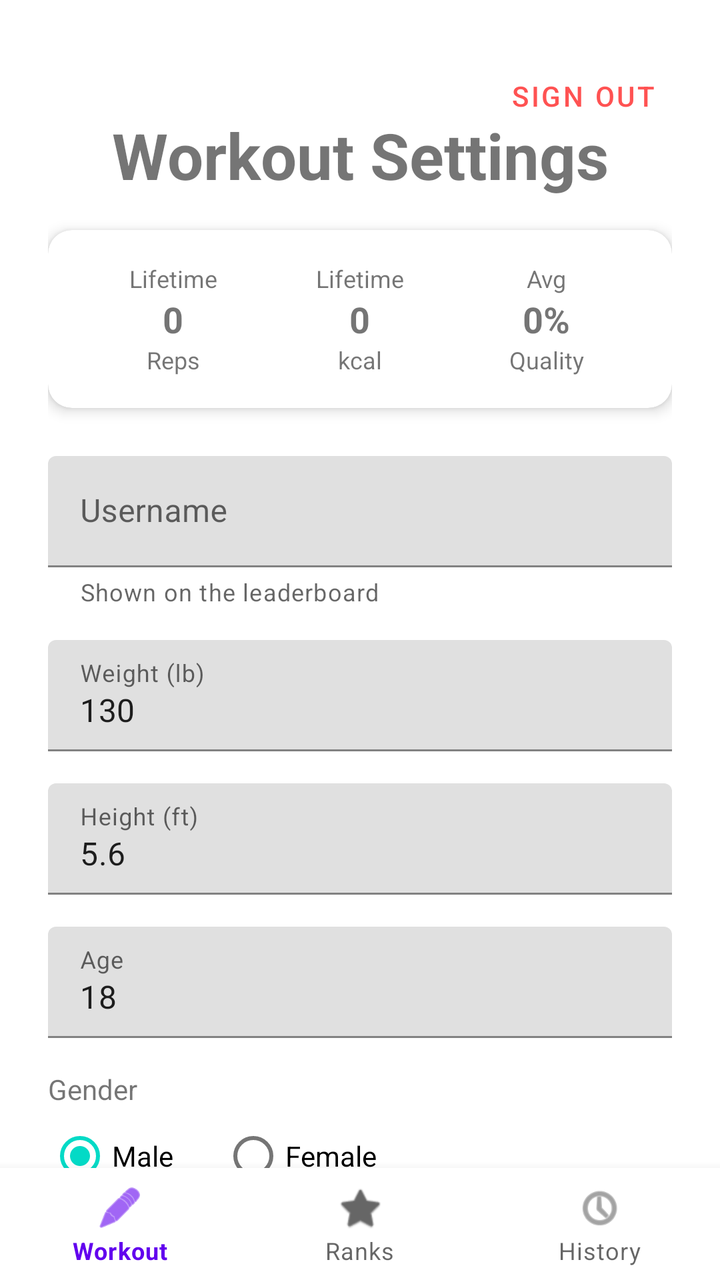
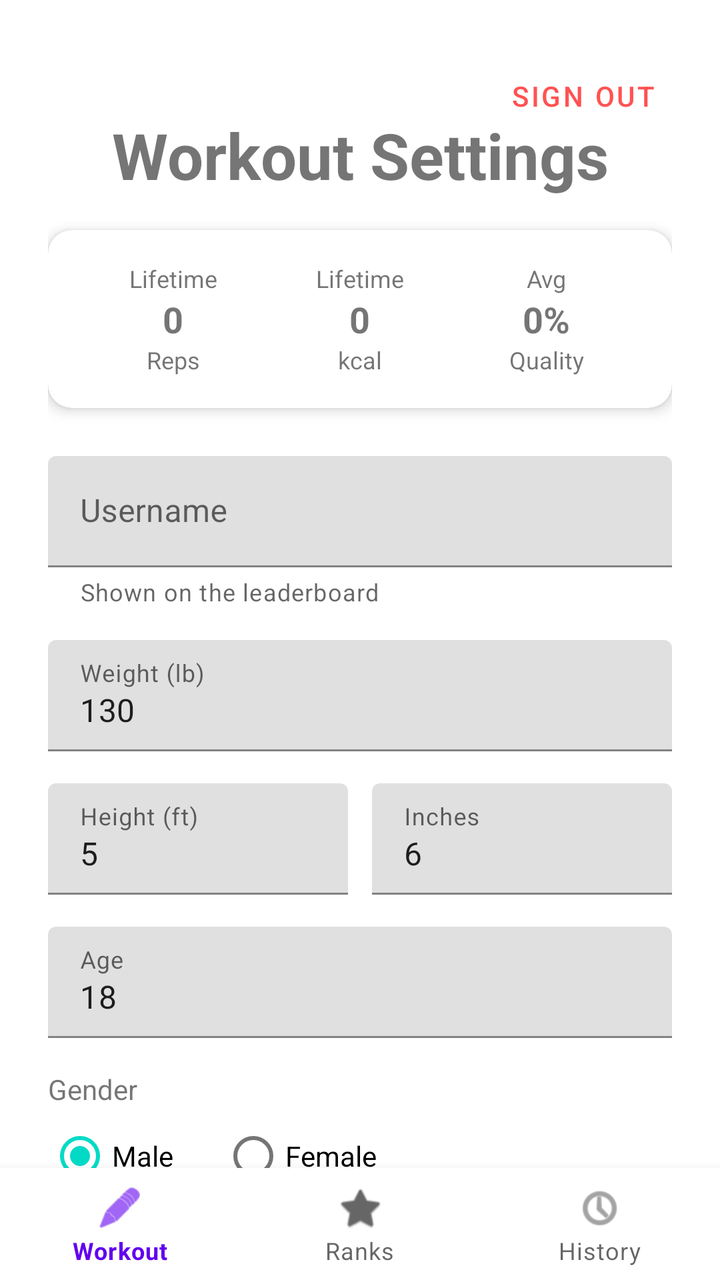

Screens rendered from an Android XML layout before and after an edit, with the pre-edit source and the edit as a unified diff.
<!-- AndroidManifest.xml: application theme Theme.MaterialComponents.DayNight.NoActionBar -->
<!-- res/layout/activity_home.xml -->
<?xml version="1.0" encoding="utf-8"?>
<androidx.constraintlayout.widget.ConstraintLayout xmlns:android="http://schemas.android.com/apk/res/android"
    xmlns:app="http://schemas.android.com/apk/res-auto"
    xmlns:tools="http://schemas.android.com/tools"
    android:layout_width="match_parent"
    android:layout_height="match_parent">

    <androidx.core.widget.NestedScrollView
        android:layout_width="match_parent"
        android:layout_height="0dp"
        android:fillViewport="true"
        app:layout_constraintBottom_toTopOf="@id/bottomNavigation"
        app:layout_constraintTop_toTopOf="parent">

        <androidx.constraintlayout.widget.ConstraintLayout
            android:layout_width="match_parent"
            android:layout_height="wrap_content"
            android:padding="24dp"
            tools:context=".HomeActivity">

            <TextView
                android:id="@+id/titleText"
                android:layout_width="wrap_content"
                android:layout_height="wrap_content"
                android:text="Workout Settings"
                android:textSize="32sp"
                android:textStyle="bold"
                android:layout_marginTop="32dp"
                app:layout_constraintEnd_toEndOf="parent"
                app:layout_constraintStart_toStartOf="parent"
                app:layout_constraintTop_toTopOf="parent" />

            <Button
                android:id="@+id/signOutButton"
                style="@style/Widget.MaterialComponents.Button.TextButton"
                android:layout_width="wrap_content"
                android:layout_height="wrap_content"
                android:text="Sign Out"
                android:textColor="#FF5252"
                app:layout_constraintEnd_toEndOf="parent"
                app:layout_constraintTop_toTopOf="parent" />

            
            <com.google.android.material.card.MaterialCardView
                android:id="@+id/quickStatsCard"
                android:layout_width="match_parent"
                android:layout_height="wrap_content"
                android:layout_marginTop="16dp"
                app:cardCornerRadius="12dp"
                app:cardElevation="4dp"
                app:layout_constraintTop_toBottomOf="@id/titleText">

                <LinearLayout
                    android:layout_width="match_parent"
                    android:layout_height="wrap_content"
                    android:orientation="horizontal"
                    android:padding="16dp"
                    android:weightSum="3">

                    <LinearLayout
                        android:layout_width="0dp"
                        android:layout_height="wrap_content"
                        android:layout_weight="1"
                        android:gravity="center"
                        android:orientation="vertical">
                        <TextView
                            android:layout_width="wrap_content"
                            android:layout_height="wrap_content"
                            android:text="Lifetime"
                            android:textSize="12sp" />
                        <TextView
                            android:id="@+id/quickTotalReps"
                            android:layout_width="wrap_content"
                            android:layout_height="wrap_content"
                            android:text="0"
                            android:textSize="18sp"
                            android:textStyle="bold" />
                        <TextView
                            android:layout_width="wrap_content"
                            android:layout_height="wrap_content"
                            android:text="Reps"
                            android:textSize="12sp" />
                    </LinearLayout>

                    <LinearLayout
                        android:layout_width="0dp"
                        android:layout_height="wrap_content"
                        android:layout_weight="1"
                        android:gravity="center"
                        android:orientation="vertical">
                        <TextView
                            android:layout_width="wrap_content"
                            android:layout_height="wrap_content"
                            android:text="Lifetime"
                            android:textSize="12sp" />
                        <TextView
                            android:id="@+id/quickTotalCalories"
                            android:layout_width="wrap_content"
                            android:layout_height="wrap_content"
                            android:text="0"
                            android:textSize="18sp"
                            android:textStyle="bold" />
                        <TextView
                            android:layout_width="wrap_content"
                            android:layout_height="wrap_content"
                            android:text="kcal"
                            android:textSize="12sp" />
                    </LinearLayout>

                    <LinearLayout
                        android:layout_width="0dp"
                        android:layout_height="wrap_content"
                        android:layout_weight="1"
                        android:gravity="center"
                        android:orientation="vertical">
                        <TextView
                            android:layout_width="wrap_content"
                            android:layout_height="wrap_content"
                            android:text="Avg"
                            android:textSize="12sp" />
                        <TextView
                            android:id="@+id/quickAvgScore"
                            android:layout_width="wrap_content"
                            android:layout_height="wrap_content"
                            android:text="0%"
                            android:textSize="18sp"
                            android:textStyle="bold" />
                        <TextView
                            android:layout_width="wrap_content"
                            android:layout_height="wrap_content"
                            android:text="Quality"
                            android:textSize="12sp" />
                    </LinearLayout>
                </LinearLayout>
            </com.google.android.material.card.MaterialCardView>

            <com.google.android.material.textfield.TextInputLayout
                android:id="@+id/usernameInputLayout"
                android:layout_width="match_parent"
                android:layout_height="wrap_content"
                android:layout_marginTop="24dp"
                android:hint="Username"
                app:helperText="Shown on the leaderboard"
                app:layout_constraintTop_toBottomOf="@id/quickStatsCard">

                <com.google.android.material.textfield.TextInputEditText
                    android:id="@+id/usernameInput"
                    android:layout_width="match_parent"
                    android:layout_height="wrap_content"
                    android:inputType="text"
                    android:maxLength="20" />
            </com.google.android.material.textfield.TextInputLayout>

            <com.google.android.material.textfield.TextInputLayout
                android:id="@+id/weightInputLayout"
                android:layout_width="match_parent"
                android:layout_height="wrap_content"
                android:layout_marginTop="16dp"
                android:hint="Weight (lb)"
                app:layout_constraintTop_toBottomOf="@id/usernameInputLayout">

                <com.google.android.material.textfield.TextInputEditText
                    android:id="@+id/weightInput"
                    android:layout_width="match_parent"
                    android:layout_height="wrap_content"
                    android:inputType="numberDecimal"
                    android:text="130" />
            </com.google.android.material.textfield.TextInputLayout>

            <com.google.android.material.textfield.TextInputLayout
                android:id="@+id/heightInputLayout"
                android:layout_width="match_parent"
                android:layout_height="wrap_content"
                android:layout_marginTop="16dp"
                android:hint="Height (ft)"
                app:layout_constraintTop_toBottomOf="@id/weightInputLayout">

                <com.google.android.material.textfield.TextInputEditText
                    android:id="@+id/heightInput"
                    android:layout_width="match_parent"
                    android:layout_height="wrap_content"
                    android:inputType="numberDecimal"
                    android:text="5.6" />
            </com.google.android.material.textfield.TextInputLayout>

            <com.google.android.material.textfield.TextInputLayout
                android:id="@+id/ageInputLayout"
                android:layout_width="match_parent"
                android:layout_height="wrap_content"
                android:layout_marginTop="16dp"
                android:hint="Age"
                app:layout_constraintTop_toBottomOf="@id/heightInputLayout">

                <com.google.android.material.textfield.TextInputEditText
                    android:id="@+id/ageInput"
                    android:layout_width="match_parent"
                    android:layout_height="wrap_content"
                    android:inputType="number"
                    android:text="18" />
            </com.google.android.material.textfield.TextInputLayout>

            <TextView
                android:id="@+id/genderLabel"
                android:layout_width="wrap_content"
                android:layout_height="wrap_content"
                android:text="Gender"
                android:layout_marginTop="16dp"
                app:layout_constraintStart_toStartOf="parent"
                app:layout_constraintTop_toBottomOf="@id/ageInputLayout" />

            <RadioGroup
                android:id="@+id/genderGroup"
                android:layout_width="match_parent"
                android:layout_height="wrap_content"
                android:orientation="horizontal"
                app:layout_constraintTop_toBottomOf="@id/genderLabel">

                <RadioButton
                    android:id="@+id/genderMale"
                    android:layout_width="wrap_content"
                    android:layout_height="wrap_content"
                    android:text="Male"
                    android:checked="true" />

                <RadioButton
                    android:id="@+id/genderFemale"
                    android:layout_width="wrap_content"
                    android:layout_height="wrap_content"
                    android:layout_marginStart="24dp"
                    android:text="Female" />
            </RadioGroup>

            <TextView
                android:id="@+id/supportedExercisesLabel"
                android:layout_width="wrap_content"
                android:layout_height="wrap_content"
                android:text="Supported Exercises"
                android:layout_marginTop="24dp"
                android:textStyle="bold"
                app:layout_constraintStart_toStartOf="parent"
                app:layout_constraintTop_toBottomOf="@id/genderGroup" />

            <TextView
                android:id="@+id/supportedExercisesList"
                android:layout_width="match_parent"
                android:layout_height="wrap_content"
                android:text="Push-ups · Squats · Sit-ups · Lunges · Curls · Overhead Press · Jumping Jacks · Planks"
                android:layout_marginTop="8dp"
                android:lineSpacingExtra="4dp"
                app:layout_constraintTop_toBottomOf="@id/supportedExercisesLabel" />

            <Button
                android:id="@+id/nextButton"
                android:layout_width="match_parent"
                android:layout_height="64dp"
                android:text="Start Workout"
                android:textSize="18sp"
                android:layout_marginTop="32dp"
                android:layout_marginBottom="32dp"
                app:layout_constraintBottom_toBottomOf="parent"
                app:layout_constraintTop_toBottomOf="@id/supportedExercisesList"
                app:layout_constraintVertical_bias="1.0" />

        </androidx.constraintlayout.widget.ConstraintLayout>
    </androidx.core.widget.NestedScrollView>

    <com.google.android.material.bottomnavigation.BottomNavigationView
        android:id="@+id/bottomNavigation"
        android:layout_width="match_parent"
        android:layout_height="wrap_content"
        app:layout_constraintBottom_toBottomOf="parent"
        app:menu="@menu/bottom_nav_menu" />

</androidx.constraintlayout.widget.ConstraintLayout>
<!-- resources referenced by this layout -->
<resources>

</resources>

<!-- the commit's change to res/layout/activity_home.xml (unified diff, before → after) -->
@@ -167,21 +167,45 @@
                     android:text="130" />
             </com.google.android.material.textfield.TextInputLayout>
 
-            <com.google.android.material.textfield.TextInputLayout
+            <LinearLayout
                 android:id="@+id/heightInputLayout"
                 android:layout_width="match_parent"
                 android:layout_height="wrap_content"
                 android:layout_marginTop="16dp"
-                android:hint="Height (ft)"
+                android:orientation="horizontal"
                 app:layout_constraintTop_toBottomOf="@id/weightInputLayout">
 
-                <com.google.android.material.textfield.TextInputEditText
-                    android:id="@+id/heightInput"
-                    android:layout_width="match_parent"
-                    android:layout_height="wrap_content"
-                    android:inputType="numberDecimal"
-                    android:text="5.6" />
-            </com.google.android.material.textfield.TextInputLayout>
+                <com.google.android.material.textfield.TextInputLayout
+                    android:layout_width="0dp"
+                    android:layout_height="wrap_content"
+                    android:layout_weight="1"
+                    android:hint="Height (ft)">
+
+                    <com.google.android.material.textfield.TextInputEditText
+                        android:id="@+id/heightFeetInput"
+                        android:layout_width="match_parent"
+                        android:layout_height="wrap_content"
+                        android:inputType="number"
+                        android:maxLength="1"
+                        android:text="5" />
+                </com.google.android.material.textfield.TextInputLayout>
+
+                <com.google.android.material.textfield.TextInputLayout
+                    android:layout_width="0dp"
+                    android:layout_height="wrap_content"
+                    android:layout_marginStart="12dp"
+                    android:layout_weight="1"
+                    android:hint="Inches">
+
+                    <com.google.android.material.textfield.TextInputEditText
+                        android:id="@+id/heightInchesInput"
+                        android:layout_width="match_parent"
+                        android:layout_height="wrap_content"
+                        android:inputType="number"
+                        android:maxLength="2"
+                        android:text="6" />
+                </com.google.android.material.textfield.TextInputLayout>
+            </LinearLayout>
 
             <com.google.android.material.textfield.TextInputLayout
                 android:id="@+id/ageInputLayout"
